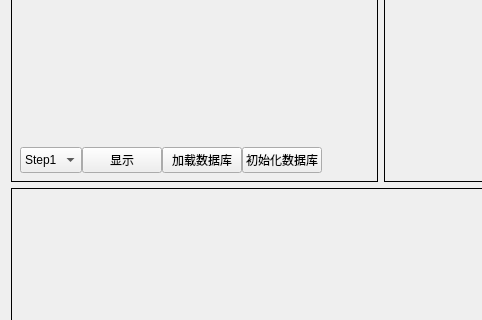
Qt form Step1.ui (albert2lyu/QualityFunctionDeployment) before a commit; both pictures show x 0 to 482 and y 86 to 406 of the 700 by 500 pixel window.
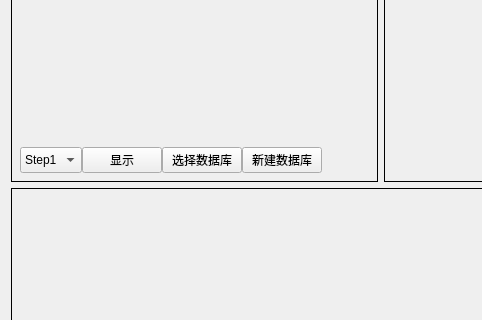
The same form after that commit. Icons and pictures are not drawn.

The edit to the form file:
```diff
--- a/Step1.ui
+++ b/Step1.ui
@@ -102,14 +102,14 @@
           <item>
            <widget class="QPushButton" name="pushButton_4">
             <property name="text">
-             <string>加载数据库</string>
+             <string>选择数据库</string>
             </property>
            </widget>
           </item>
           <item>
            <widget class="QPushButton" name="pushButton_5">
             <property name="text">
-             <string>初始化数据库</string>
+             <string>新建数据库</string>
             </property>
            </widget>
           </item>
```
